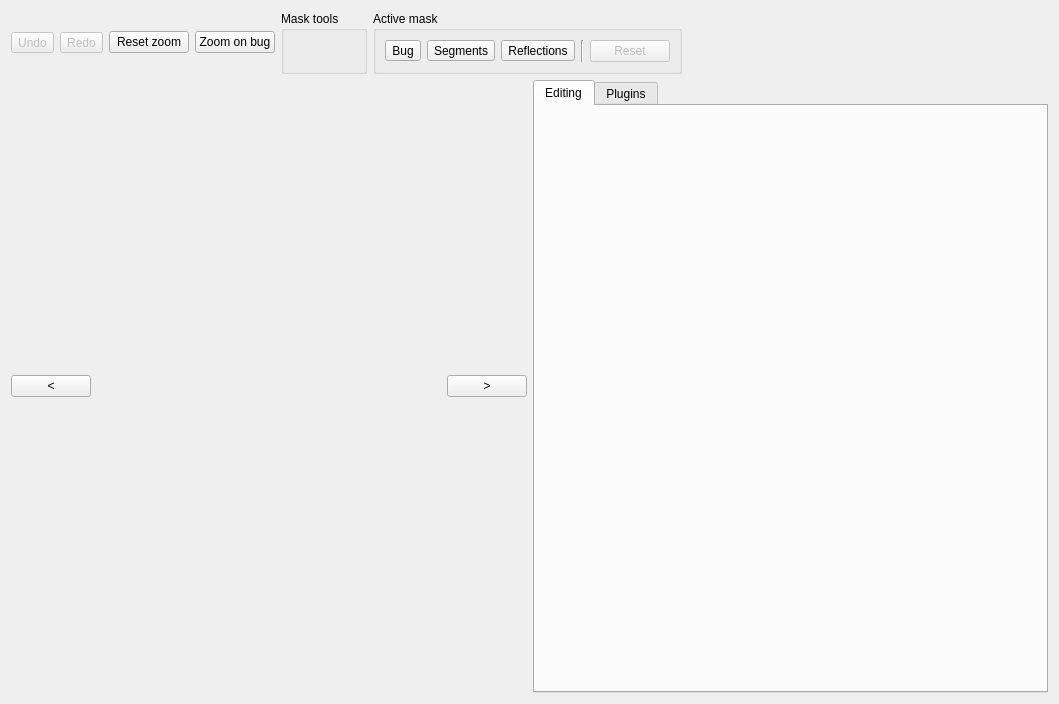
The window that arthropod_describer/label_editor/ui/label_editor.ui (mrazr/maphis) describes before a commit, drawn with Qt 5.
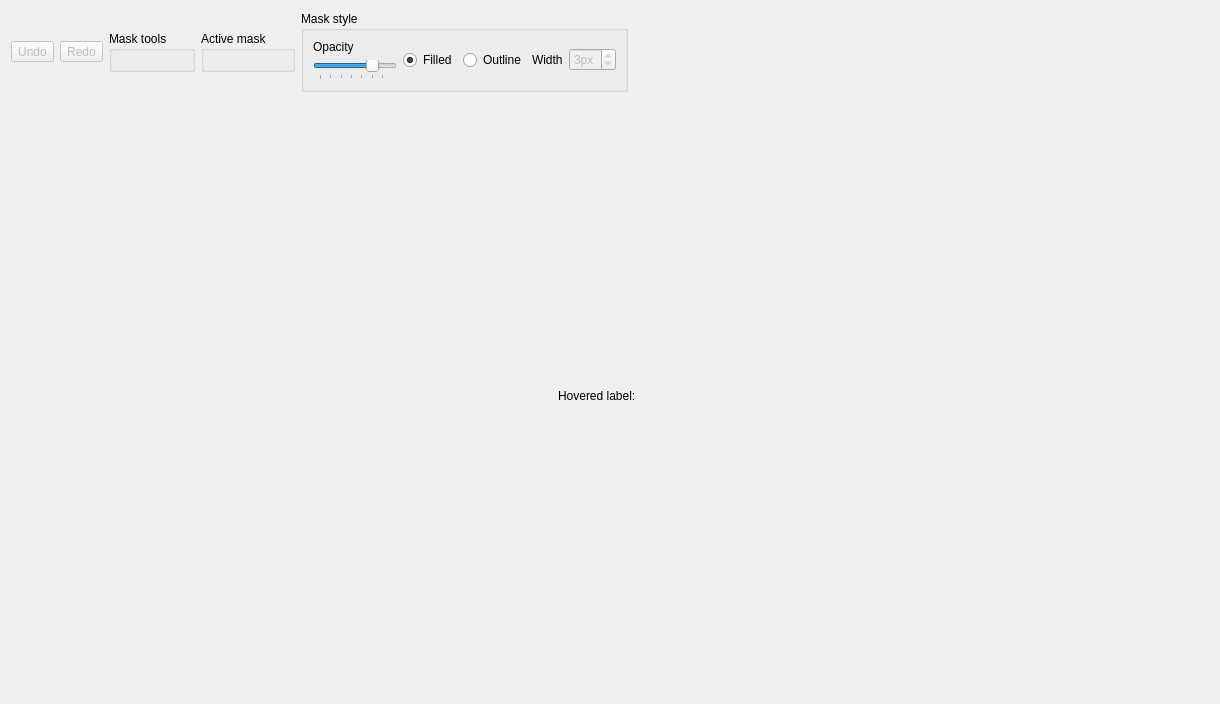
The same window after the commit.

The edit to the form file:
```diff
--- a/arthropod_describer/label_editor/ui/label_editor.ui
+++ b/arthropod_describer/label_editor/ui/label_editor.ui
@@ -6,7 +6,7 @@
    <rect>
     <x>0</x>
     <y>0</y>
-    <width>1059</width>
+    <width>1220</width>
     <height>704</height>
    </rect>
   </property>
@@ -30,6 +30,9 @@
        <property name="text">
         <string>Undo</string>
        </property>
+       <property name="toolButtonStyle">
+        <enum>Qt::ToolButtonTextUnderIcon</enum>
+       </property>
       </widget>
      </item>
      <item>
@@ -40,24 +43,19 @@
        <property name="text">
         <string>Redo</string>
        </property>
-      </widget>
-     </item>
-     <item>
-      <widget class="QPushButton" name="btnResetZoom">
-       <property name="text">
-        <string>Reset zoom</string>
-       </property>
-      </widget>
-     </item>
-     <item>
-      <widget class="QPushButton" name="btnZoomBug">
-       <property name="text">
-        <string>Zoom on bug</string>
+       <property name="toolButtonStyle">
+        <enum>Qt::ToolButtonTextUnderIcon</enum>
        </property>
       </widget>
      </item>
      <item>
       <widget class="QGroupBox" name="toolBox">
+       <property name="sizePolicy">
+        <sizepolicy hsizetype="Fixed" vsizetype="Fixed">
+         <horstretch>0</horstretch>
+         <verstretch>0</verstretch>
+        </sizepolicy>
+       </property>
        <property name="title">
         <string>Mask tools</string>
        </property>
@@ -72,40 +70,92 @@
      </item>
      <item>
       <widget class="QGroupBox" name="MaskGroup">
+       <property name="sizePolicy">
+        <sizepolicy hsizetype="Fixed" vsizetype="Fixed">
+         <horstretch>0</horstretch>
+         <verstretch>0</verstretch>
+        </sizepolicy>
+       </property>
        <property name="title">
         <string>Active mask</string>
        </property>
-       <layout class="QHBoxLayout" name="horizontalLayout_2">
+       <layout class="QHBoxLayout" name="horizontalLayout_2"/>
+      </widget>
+     </item>
+     <item>
+      <widget class="QGroupBox" name="grpMaskStyle">
+       <property name="sizePolicy">
+        <sizepolicy hsizetype="Fixed" vsizetype="Fixed">
+         <horstretch>0</horstretch>
+         <verstretch>0</verstretch>
+        </sizepolicy>
+       </property>
+       <property name="title">
+        <string>Mask style</string>
+       </property>
+       <property name="flat">
+        <bool>false</bool>
+       </property>
+       <property name="checkable">
+        <bool>false</bool>
+       </property>
+       <layout class="QHBoxLayout" name="horizontalLayout_3">
         <item>
-         <widget class="QToolButton" name="tbtnBugMask">
-          <property name="text">
-           <string>Bug</string>
+         <layout class="QVBoxLayout" name="verticalLayout_2">
+          <property name="leftMargin">
+           <number>0</number>
           </property>
-          <property name="checkable">
-           <bool>true</bool>
-          </property>
-          <property name="autoExclusive">
-           <bool>true</bool>
-          </property>
-         </widget>
+          <item>
+           <widget class="QLabel" name="label_2">
+            <property name="text">
+             <string>Opacity</string>
+            </property>
+           </widget>
+          </item>
+          <item>
+           <widget class="QSlider" name="sliderOpacity">
+            <property name="maximum">
+             <number>100</number>
+            </property>
+            <property name="singleStep">
+             <number>5</number>
+            </property>
+            <property name="value">
+             <number>75</number>
+            </property>
+            <property name="orientation">
+             <enum>Qt::Horizontal</enum>
+            </property>
+            <property name="tickPosition">
+             <enum>QSlider::TicksBelow</enum>
+            </property>
+            <property name="tickInterval">
+             <number>15</number>
+            </property>
+           </widget>
+          </item>
+         </layout>
         </item>
-        <item>
-         <widget class="QToolButton" name="tbtnSegmentsMask">
+        <item alignment="Qt::AlignVCenter">
+         <widget class="QRadioButton" name="btnFilledStyle">
           <property name="text">
-           <string>Segments</string>
+           <string>Filled</string>
           </property>
           <property name="checkable">
            <bool>true</bool>
           </property>
+          <property name="checked">
+           <bool>true</bool>
+          </property>
           <property name="autoExclusive">
            <bool>true</bool>
           </property>
          </widget>
         </item>
         <item>
-         <widget class="QToolButton" name="tbtnReflectionMask">
+         <widget class="QRadioButton" name="btnOutlineStyle">
           <property name="text">
-           <string>Reflections</string>
+           <string>Outline</string>
           </property>
           <property name="checkable">
            <bool>true</bool>
@@ -116,19 +166,34 @@
          </widget>
         </item>
         <item>
-         <widget class="Line" name="line">
-          <property name="orientation">
-           <enum>Qt::Vertical</enum>
+         <widget class="QLabel" name="label">
+          <property name="sizePolicy">
+           <sizepolicy hsizetype="Minimum" vsizetype="Fixed">
+            <horstretch>0</horstretch>
+            <verstretch>0</verstretch>
+           </sizepolicy>
           </property>
+          <property name="text">
+           <string>Width</string>
+          </property>
          </widget>
         </item>
         <item>
-         <widget class="QPushButton" name="btnResetLabel">
+         <widget class="QSpinBox" name="spinOutlineWidth">
           <property name="enabled">
            <bool>false</bool>
           </property>
-          <property name="text">
-           <string>Reset</string>
+          <property name="suffix">
+           <string>px</string>
+          </property>
+          <property name="minimum">
+           <number>1</number>
+          </property>
+          <property name="maximum">
+           <number>7</number>
+          </property>
+          <property name="value">
+           <number>3</number>
           </property>
          </widget>
         </item>
@@ -162,19 +227,6 @@
        </property>
        <item>
         <layout class="QHBoxLayout" name="controls">
-         <item>
-          <widget class="QPushButton" name="btnPrevious">
-           <property name="sizePolicy">
-            <sizepolicy hsizetype="Minimum" vsizetype="Fixed">
-             <horstretch>0</horstretch>
-             <verstretch>0</verstretch>
-            </sizepolicy>
-           </property>
-           <property name="text">
-            <string>&lt;</string>
-           </property>
-          </widget>
-         </item>
          <item>
           <spacer name="hspcLeft">
            <property name="orientation">
@@ -188,6 +240,34 @@
            </property>
           </spacer>
          </item>
+         <item>
+          <layout class="QHBoxLayout" name="layoutLabelInfo">
+           <property name="leftMargin">
+            <number>0</number>
+           </property>
+           <item>
+            <widget class="QLabel" name="lblHovered">
+             <property name="text">
+              <string>Hovered label:</string>
+             </property>
+            </widget>
+           </item>
+           <item>
+            <widget class="QLabel" name="lblLabelIcon">
+             <property name="text">
+              <string/>
+             </property>
+            </widget>
+           </item>
+           <item>
+            <widget class="QLabel" name="lblLabelInfo">
+             <property name="text">
+              <string/>
+             </property>
+            </widget>
+           </item>
+          </layout>
+         </item>
          <item>
           <spacer name="hspcRight">
            <property name="orientation">
@@ -201,34 +281,10 @@
            </property>
           </spacer>
          </item>
-         <item>
-          <widget class="QPushButton" name="btnNext">
-           <property name="text">
-            <string>&gt;</string>
-           </property>
-          </widget>
-         </item>
         </layout>
        </item>
       </layout>
      </item>
-     <item>
-      <widget class="QTabWidget" name="tabSidebar">
-       <property name="currentIndex">
-        <number>0</number>
-       </property>
-       <widget class="QWidget" name="tabEditing">
-        <attribute name="title">
-         <string>Editing</string>
-        </attribute>
-       </widget>
-       <widget class="QWidget" name="tabPlugins">
-        <attribute name="title">
-         <string>Plugins</string>
-        </attribute>
-       </widget>
-      </widget>
-     </item>
     </layout>
    </item>
   </layout>
```
